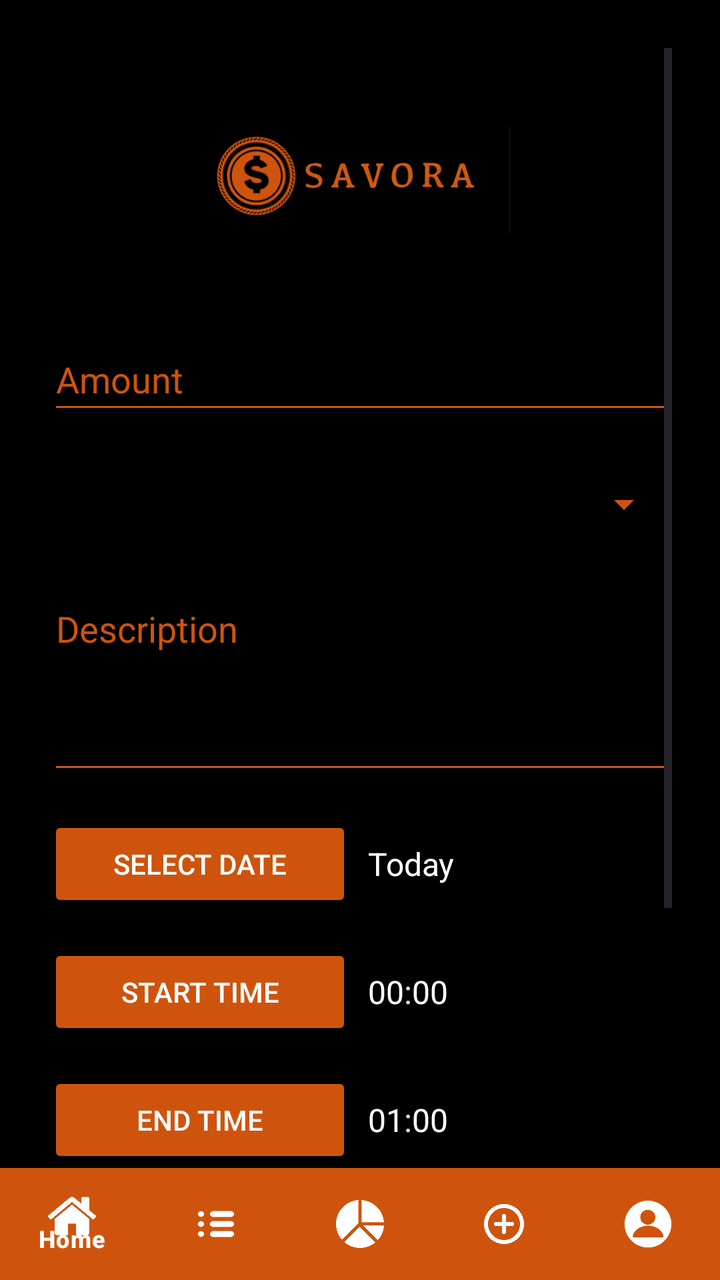
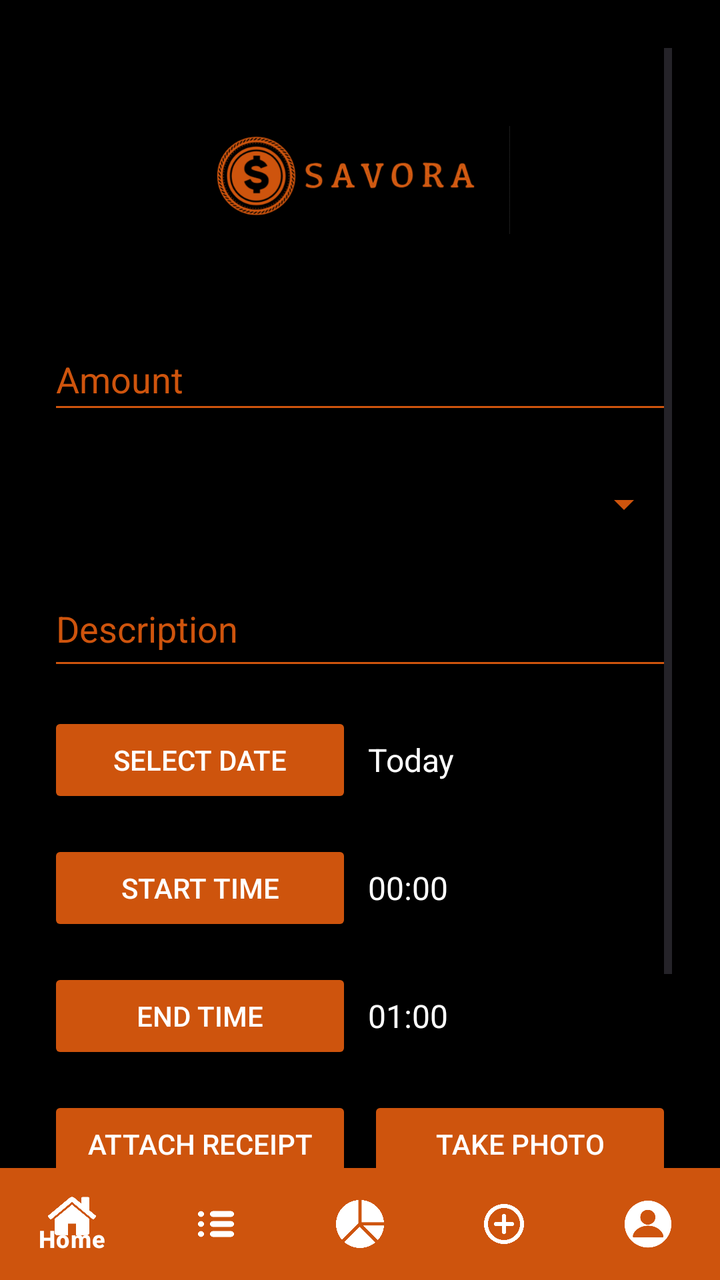

The first picture is an Android layout as it rendered before a commit; the second is the same layout after the commit. The layout source and the unified diff follow.
<!-- AndroidManifest.xml: application theme Theme.Savora -->
<!-- res/layout/activity_add_transaction.xml -->
<?xml version="1.0" encoding="utf-8"?>
<androidx.coordinatorlayout.widget.CoordinatorLayout
    xmlns:android="http://schemas.android.com/apk/res/android"
    xmlns:app="http://schemas.android.com/apk/res-auto"
    android:id="@+id/coordinatorLayout"
    android:layout_width="match_parent"
    android:layout_height="match_parent"
    android:background="@color/background_black">


    <ScrollView
        android:id="@+id/scrollView"
        android:layout_width="match_parent"
        android:layout_height="match_parent"
        android:padding="24dp"
        android:clipToPadding="false"
        android:layout_marginBottom="56dp">

    <androidx.constraintlayout.widget.ConstraintLayout
        android:layout_width="match_parent"
        android:layout_height="wrap_content">

        
        <ImageView
            android:id="@+id/imageView"
            android:layout_width="150dp"
            android:layout_height="100dp"
            android:src="@drawable/logo_savora"
            app:layout_constraintTop_toTopOf="parent"
            app:layout_constraintStart_toStartOf="parent"
            app:layout_constraintEnd_toEndOf="parent"
            android:layout_marginTop="16dp" />

        
        <EditText
            android:id="@+id/etAmount"
            android:layout_width="0dp"
            android:layout_height="48dp"
            android:hint="Amount"
            android:inputType="numberDecimal"
            android:backgroundTint="@color/primary_orange"
            android:textColorHint="@color/primary_orange"
            android:textColor="@color/white"
            app:layout_constraintTop_toBottomOf="@id/imageView"
            app:layout_constraintStart_toStartOf="parent"
            app:layout_constraintEnd_toEndOf="parent"
            android:layout_marginTop="24dp" />

        
        <Spinner
            android:id="@+id/spinnerCategory"
            android:layout_width="0dp"
            android:layout_height="48dp"
            android:backgroundTint="@color/primary_orange"
            android:textColor="@color/primary_orange"
            android:textColorHint="@color/primary_orange"
            android:popupBackground="@color/background_black"
            app:layout_constraintTop_toBottomOf="@id/etAmount"
            app:layout_constraintStart_toStartOf="parent"
            app:layout_constraintEnd_toEndOf="parent"
            android:layout_marginTop="16dp" />

        
        <EditText
            android:id="@+id/etDescription"
            android:layout_width="0dp"
            android:layout_height="100dp"
            android:hint="Description"
            android:gravity="top"
            android:backgroundTint="@color/primary_orange"
            android:textColorHint="@color/primary_orange"
            android:textColor="@color/white"
            app:layout_constraintTop_toBottomOf="@id/spinnerCategory"
            app:layout_constraintStart_toStartOf="parent"
            app:layout_constraintEnd_toEndOf="parent"
            android:layout_marginTop="16dp" />

        
        <Button
            android:id="@+id/btnSelectDate"
            android:layout_width="0dp"
            android:layout_height="48dp"
            android:text="Select Date"
            android:backgroundTint="@color/primary_orange"
            android:textColor="@color/white"
            app:layout_constraintTop_toBottomOf="@id/etDescription"
            app:layout_constraintStart_toStartOf="parent"
            app:layout_constraintEnd_toStartOf="@id/tvDate"
            android:layout_marginTop="16dp" />

        <TextView
            android:id="@+id/tvDate"
            android:layout_width="0dp"
            android:layout_height="48dp"
            android:text="Today"
            android:textColor="@color/white"
            android:textSize="16sp"
            android:gravity="center_vertical"
            app:layout_constraintTop_toBottomOf="@id/etDescription"
            app:layout_constraintStart_toEndOf="@id/btnSelectDate"
            app:layout_constraintEnd_toEndOf="parent"
            android:layout_marginTop="16dp"
            android:layout_marginStart="8dp" />

        
        <Button
            android:id="@+id/btnSelectStartTime"
            android:layout_width="0dp"
            android:layout_height="48dp"
            android:text="Start Time"
            android:backgroundTint="@color/primary_orange"
            android:textColor="@color/white"
            app:layout_constraintTop_toBottomOf="@id/btnSelectDate"
            app:layout_constraintStart_toStartOf="parent"
            app:layout_constraintEnd_toStartOf="@id/tvStartTime"
            android:layout_marginTop="16dp" />

        <TextView
            android:id="@+id/tvStartTime"
            android:layout_width="0dp"
            android:layout_height="48dp"
            android:text="00:00"
            android:textColor="@color/white"
            android:textSize="16sp"
            android:gravity="center_vertical"
            app:layout_constraintTop_toBottomOf="@id/btnSelectDate"
            app:layout_constraintStart_toEndOf="@id/btnSelectStartTime"
            app:layout_constraintEnd_toEndOf="parent"
            android:layout_marginTop="16dp"
            android:layout_marginStart="8dp" />

        <Button
            android:id="@+id/btnSelectEndTime"
            android:layout_width="0dp"
            android:layout_height="48dp"
            android:text="End Time"
            android:backgroundTint="@color/primary_orange"
            android:textColor="@color/white"
            app:layout_constraintTop_toBottomOf="@id/btnSelectStartTime"
            app:layout_constraintStart_toStartOf="parent"
            app:layout_constraintEnd_toStartOf="@id/tvEndTime"
            android:layout_marginTop="16dp" />

        <TextView
            android:id="@+id/tvEndTime"
            android:layout_width="0dp"
            android:layout_height="48dp"
            android:text="01:00"
            android:textColor="@color/white"
            android:textSize="16sp"
            android:gravity="center_vertical"
            app:layout_constraintTop_toBottomOf="@id/btnSelectStartTime"
            app:layout_constraintStart_toEndOf="@id/btnSelectEndTime"
            app:layout_constraintEnd_toEndOf="parent"
            android:layout_marginTop="16dp"
            android:layout_marginStart="8dp" />

        
        <Button
            android:id="@+id/btnAttachReceipt"
            android:layout_width="0dp"
            android:layout_height="48dp"
            android:text="Attach Receipt"
            android:backgroundTint="@color/primary_orange"
            android:textColor="@color/white"
            app:layout_constraintTop_toBottomOf="@id/btnSelectEndTime"
            app:layout_constraintStart_toStartOf="parent"
            app:layout_constraintEnd_toStartOf="@id/btnCapturePhoto"
            android:layout_marginTop="16dp" />

        <Button
            android:id="@+id/btnCapturePhoto"
            android:layout_width="0dp"
            android:layout_height="48dp"
            android:text="Take Photo"
            android:backgroundTint="@color/primary_orange"
            android:textColor="@color/white"
            app:layout_constraintTop_toBottomOf="@id/btnSelectEndTime"
            app:layout_constraintStart_toEndOf="@id/btnAttachReceipt"
            app:layout_constraintEnd_toEndOf="parent"
            android:layout_marginTop="16dp"
            android:layout_marginStart="8dp" />

        
        <Button
            android:id="@+id/btnSaveExpense"
            android:layout_width="0dp"
            android:layout_height="48dp"
            android:text="Save Transaction"
            android:backgroundTint="@color/primary_orange"
            android:textColor="@color/white"
            app:layout_constraintTop_toBottomOf="@id/btnAttachReceipt"
            app:layout_constraintStart_toStartOf="parent"
            app:layout_constraintEnd_toEndOf="parent"
            android:layout_marginTop="32dp" />

    </androidx.constraintlayout.widget.ConstraintLayout>
    </ScrollView>

    
    <com.google.android.material.bottomnavigation.BottomNavigationView
        android:id="@+id/bottom_navigation"
        android:layout_width="match_parent"
        android:layout_height="56dp"
        android:layout_gravity="bottom"
        android:background="@color/primary_orange"
        app:itemIconTint="@android:color/white"
        app:itemTextColor="@android:color/white"
        app:menu="@menu/bottom_nav_menu" />

</androidx.coordinatorlayout.widget.CoordinatorLayout>
<!-- resources referenced by this layout -->
<resources>
  <color name="background_black">#000000</color>
  <color name="primary_orange">#CE540D</color>
  <color name="white">#FFFFFF</color>
  <!-- drawable logo_savora: png bitmap (drawable, 45155 bytes) -->
  <style name="Theme.Savora" parent="Base.Theme.Savora" />
  <style name="Base.Theme.Savora" parent="Theme.Material3.DayNight.NoActionBar">
          
          
      </style>
</resources>

<!-- the commit's change to res/layout/activity_add_transaction.xml (unified diff, before → after) -->
@@ -64,7 +64,7 @@
         <EditText
             android:id="@+id/etDescription"
             android:layout_width="0dp"
-            android:layout_height="100dp"
+            android:layout_height="48dp"
             android:hint="Description"
             android:gravity="top"
             android:backgroundTint="@color/primary_orange"
